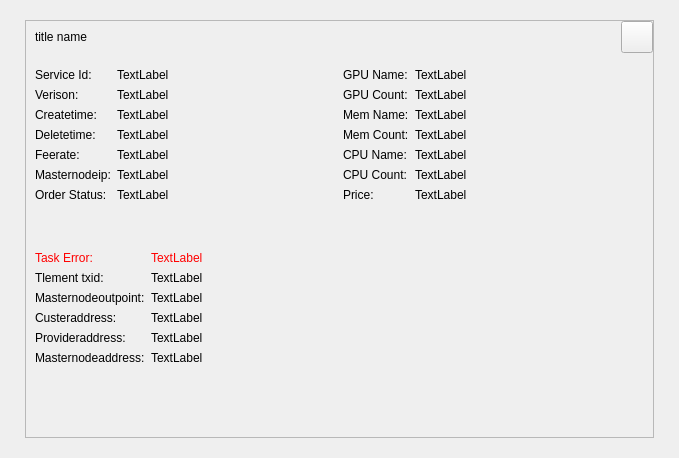
Above: src/qt/forms/dockerorderdescdialog.ui from MassGrid/MassGrid before the change. Below: the same form after it.
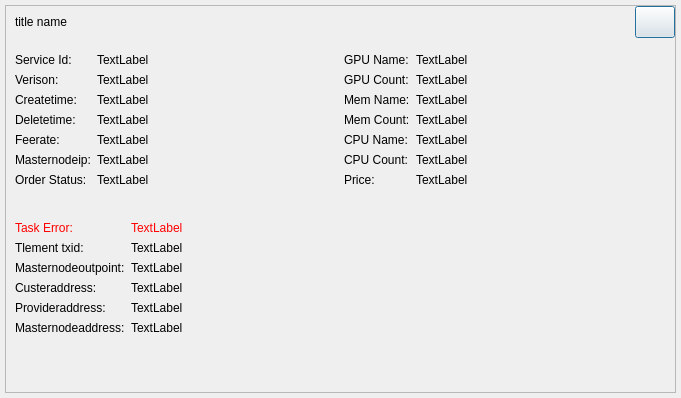
That is the form after the change.

```diff
--- a/src/qt/forms/dockerorderdescdialog.ui
+++ b/src/qt/forms/dockerorderdescdialog.ui
@@ -6,8 +6,8 @@
    <rect>
     <x>0</x>
     <y>0</y>
-    <width>679</width>
-    <height>458</height>
+    <width>681</width>
+    <height>398</height>
    </rect>
   </property>
   <property name="windowTitle">
@@ -15,16 +15,16 @@
   </property>
   <layout class="QGridLayout" name="gridLayout_2">
    <property name="leftMargin">
-    <number>0</number>
+    <number>5</number>
    </property>
    <property name="topMargin">
-    <number>0</number>
+    <number>5</number>
    </property>
    <property name="rightMargin">
-    <number>0</number>
+    <number>5</number>
    </property>
    <property name="bottomMargin">
-    <number>0</number>
+    <number>5</number>
    </property>
    <item row="0" column="0">
     <widget class="QWidget" name="centerWin" native="true">
@@ -33,16 +33,16 @@
      </property>
      <layout class="QGridLayout" name="gridLayout_3">
       <property name="leftMargin">
-       <number>25</number>
+       <number>0</number>
       </property>
       <property name="topMargin">
-       <number>20</number>
+       <number>0</number>
       </property>
       <property name="rightMargin">
-       <number>25</number>
+       <number>0</number>
       </property>
       <property name="bottomMargin">
-       <number>20</number>
+       <number>0</number>
       </property>
       <item row="0" column="0">
        <widget class="QFrame" name="mainframe">
@@ -94,7 +94,7 @@
             </spacer>
            </item>
            <item>
-            <widget class="QToolButton" name="cancelButton">
+            <widget class="QPushButton" name="cancelButton">
              <property name="minimumSize">
               <size>
                <width>32</width>
@@ -103,8 +103,8 @@
              </property>
              <property name="maximumSize">
               <size>
-               <width>32</width>
-               <height>32</height>
+               <width>16777215</width>
+               <height>16777215</height>
               </size>
              </property>
              <property name="styleSheet">
```
